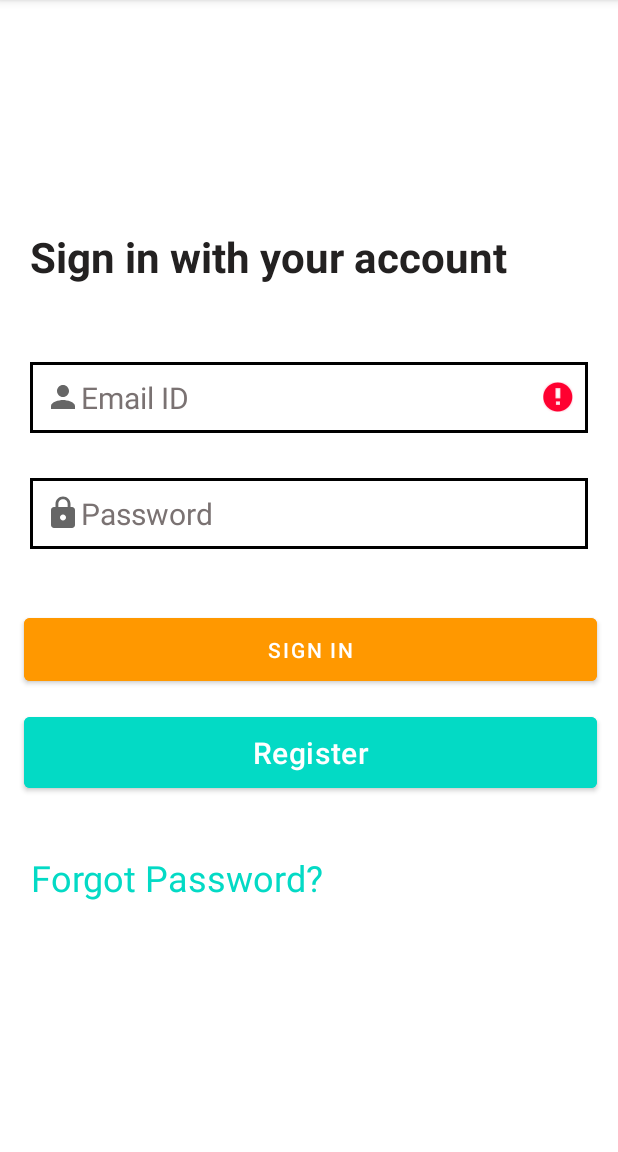
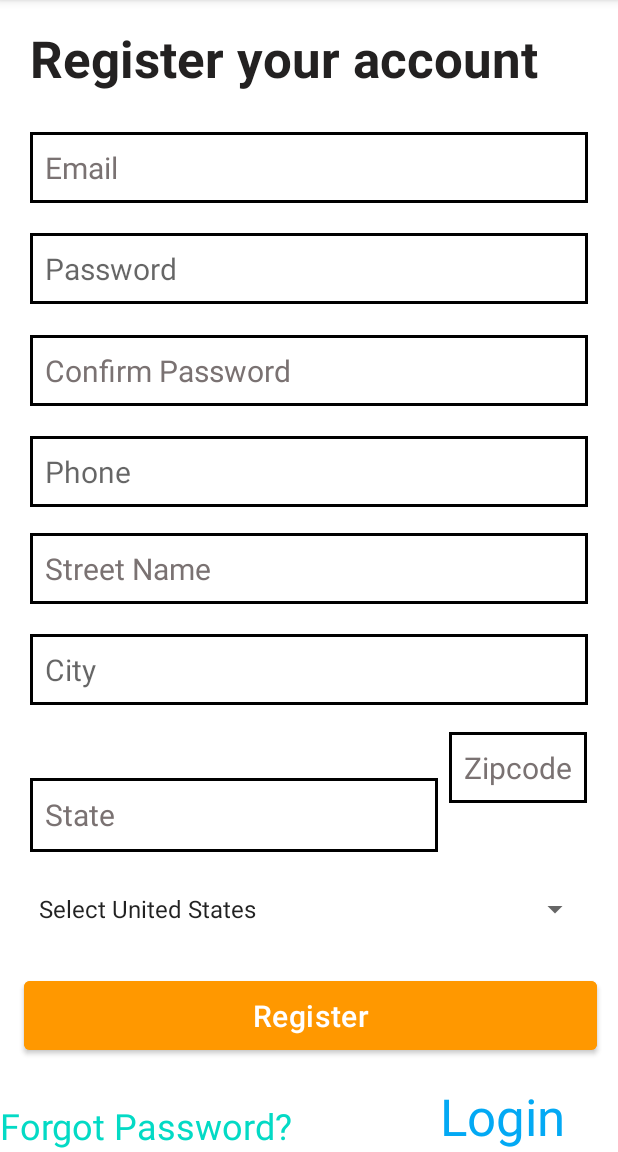
Before and after one commit to SwathiSW/SimpleQuestionnarieApplication, an Android app: the screen it shows after launch (Login before the commit, RegistrationActivity after it), after a tap on "Register", on a phone screen of 412 x 824 dp, the part 84-1236 px from its top. Run offline under Robolectric (Android 15) with nearby library versions, the phone set to English and light mode, and no system bars; 1 other tap on this screen came first.

Commit message:
upload on 18th april

```diff
--- a/app/build.gradle
+++ b/app/build.gradle
@@ -35,4 +35,7 @@ dependencies {
     testImplementation 'junit:junit:4.13.2'
     androidTestImplementation 'androidx.test.ext:junit:1.1.3'
     androidTestImplementation 'androidx.test.espresso:espresso-core:3.4.0'
+//    implementation 'com.basgeekball:awesome-validation:1.3'
+    implementation "androidx.room:room-runtime:2.4.2"
+    annotationProcessor "androidx.room:room-compiler:2.4.2"
 }
--- a/app/src/main/java/com/example/simplequestionnarieapplication/Login.java
+++ /dev/null
@@ -1,79 +0,0 @@
-package com.example.simplequestionnarieapplication;
-
-import android.content.Intent;
-import android.os.Bundle;
-import android.util.Patterns;
-import android.view.View;
-import android.widget.Button;
-import android.widget.EditText;
-import android.widget.TextView;
-
-import androidx.appcompat.app.AppCompatActivity;
-
-public class Login extends AppCompatActivity implements ExampleDialog.ExampleDialogListener {
-    EditText et_email;
-    EditText et_password;
-    Button btn_login;
-    Button btn_signIn;
-    TextView tv_forgotPassword;
-
-    @Override
-    protected void onCreate(Bundle savedInstanceState) {
-        super.onCreate(savedInstanceState);
-        setContentView(R.layout.activity_login);
-
-        et_email = (EditText) findViewById(R.id.et_email1);
-        et_password = (EditText) findViewById(R.id.et_password);
-        btn_login = (Button) findViewById(R.id.btn_login);
-         btn_signIn = (Button) findViewById(R.id.btn_signIn);
-         tv_forgotPassword = (TextView) findViewById(R.id.tv_forgotPassword);
-//      Calling on sign_in button
-        btn_login.setOnClickListener(new View.OnClickListener() {
-            @Override
-            public void onClick(View view) {
-                String email = et_email.getText().toString().trim();
-                String password = et_password.getText().toString().trim();
-
-                // Validation Checking
-                if (!Patterns.EMAIL_ADDRESS.matcher(email).matches()) {
-                    et_email.setError("Please provide valid Email Address");
-                    et_email.requestFocus();
-                    return;
-                }
-                if (password.isEmpty()) {
-                    et_email.setError("Password is required");
-                    et_password.requestFocus();
-                    return;
-                }
-                if (password.length() < 6) {
-                    et_email.setError("Min password length should be 6 characters!");
-                    et_password.requestFocus();
-                    return;
-                }
-
-            }
-        });
-        btn_signIn.setOnClickListener(new View.OnClickListener() {
-            @Override
-            public void onClick(View view) {
-                Intent intent = new Intent(getApplicationContext(),Registration.class);
-                startActivity(intent);
-            }
-        });
-       tv_forgotPassword.setOnClickListener(new View.OnClickListener() {
-           @Override
-           public void onClick(View view) {
-               openDialog();
-           }
-       });
-    }
-    public void openDialog() {
-        ExampleDialog exampleDialog = new ExampleDialog();
-        exampleDialog.show(getSupportFragmentManager(),"exampleDialog");
-
-    }
-    @Override
-    public void applyText(String et_email1) {
-        tv_forgotPassword.setText(et_email1);
-    }
-}
--- /dev/null
+++ b/app/src/main/java/com/example/simplequestionnarieapplication/database/UserDao.java
@@ -0,0 +1,20 @@
+package com.example.simplequestionnarieapplication.database;
+
+import androidx.room.Dao;
+import androidx.room.Insert;
+import androidx.room.Query;
+
+@Dao
+public interface  UserDao {
+
+    @Insert
+     void registerUser(UserEntity userEntity);
+
+    @Query("SELECT * from users where et_email=(:et_Email) and et_password=(:et_Password)")
+    UserEntity registerUser(String et_Email, String et_Password);
+
+
+    @Query("SELECT * from users where et_email=(:et_email) and et_password=(:et_password)")
+    UserEntity login(String et_email, String et_password);
+
+}
--- a/app/src/main/res/layout/activity_login.xml
+++ b/app/src/main/res/layout/activity_login.xml
@@ -22,7 +22,7 @@
 
 
     <TextView
-        android:id="@+id/tv_forgotPassword1"
+        android:id="@+id/tv_signAccount"
         android:layout_width="0dp"
         android:layout_height="wrap_content"
         android:layout_marginTop="152dp"
@@ -52,7 +52,7 @@
         app:layout_constraintEnd_toEndOf="@id/guidelineEnd"
         app:layout_constraintHorizontal_bias="1.0"
         app:layout_constraintStart_toStartOf="@id/guidelineStart"
-        app:layout_constraintTop_toBottomOf="@+id/tv_forgotPassword1"
+        app:layout_constraintTop_toBottomOf="@+id/tv_signAccount"
         app:layout_constraintVertical_bias="0.082" />
 
     <EditText
--- a/app/src/main/res/layout/activity_registration.xml
+++ b/app/src/main/res/layout/activity_registration.xml
@@ -19,6 +19,7 @@
         android:orientation="vertical"
         app:layout_constraintGuide_end="20dp" />
 
+
     <TextView
         android:id="@+id/tv_registrationPage"
         android:layout_width="0dp"
@@ -39,7 +40,7 @@
         android:layout_height="wrap_content"
         android:background="@drawable/text_borders"
         android:padding="10dp"
-        android:text="Email"
+        android:hint="Email"
         android:textColor="#8C6C6C"
         android:textColorHint="#7A7272"
         android:textSize="20sp"
@@ -57,7 +58,7 @@
         android:layout_marginTop="20dp"
         android:background="@drawable/text_borders"
         android:padding="10dp"
-        android:text="Password"
+        android:hint="Password"
         android:textColor="#857D7D"
         android:textSize="20sp"
         app:layout_constraintEnd_toEndOf="@id/guidelineEnd"
@@ -73,7 +74,7 @@
         android:layout_marginBottom="484dp"
         android:background="@drawable/text_borders"
         android:padding="10dp"
-        android:text="Confirm Password"
+        android:hint="Confirm Password"
         android:textColor="#8C6C6C"
         android:textColorHint="#7A7272"
         android:textSize="20sp"
@@ -91,7 +92,7 @@
         android:layout_marginTop="20dp"
         android:background="@drawable/text_borders"
         android:padding="10dp"
-        android:text="Phone"
+        android:hint="Phone"
         android:textColor="#857D7D"
         android:textSize="20sp"
         app:layout_constraintEnd_toEndOf="@id/guidelineEnd"
@@ -105,7 +106,7 @@
         android:layout_height="wrap_content"
         android:background="@drawable/text_borders"
         android:padding="10dp"
-        android:text="Street Name"
+        android:hint="Street Name"
         android:textColor="#8C6C6C"
         android:textColorHint="#7A7272"
         android:textSize="20sp"
@@ -123,7 +124,7 @@
         android:layout_marginTop="20dp"
         android:background="@drawable/text_borders"
         android:padding="10dp"
-        android:text="City"
+        android:hint="City"
         android:textColor="#857D7D"
         android:textSize="20sp"
         app:layout_constraintEnd_toEndOf="@id/guidelineEnd"
@@ -141,7 +142,7 @@
         android:orientation="horizontal"
         android:padding="10dp"
         android:paddingLeft="10dp"
-        android:text="State"
+        android:hint="State"
         android:textColor="#8C6C6C"
         android:textColorHint="#7A7272"
         android:textSize="20sp"
@@ -155,18 +156,19 @@
         android:layout_width="wrap_content"
         android:layout_height="wrap_content"
         android:layout_marginRight="10dp"
+        android:layout_marginBottom="60dp"
         android:background="@drawable/text_borders"
+        android:hint="Zipcode"
         android:padding="10dp"
-        android:text="Zipcode"
         android:textColor="#8C6C6C"
         android:textColorHint="#7A7272"
         android:textSize="20sp"
         app:layout_constraintBottom_toBottomOf="parent"
         app:layout_constraintEnd_toEndOf="parent"
-        app:layout_constraintHorizontal_bias="0.382"
+        app:layout_constraintHorizontal_bias="0.407"
         app:layout_constraintStart_toEndOf="@+id/et_state"
         app:layout_constraintTop_toBottomOf="@+id/et_city"
-        app:layout_constraintVertical_bias="0.095" />
+        app:layout_constraintVertical_bias="0.094" />
 
     <Button
         android:id="@+id/btn_register"
--- a/app/src/main/res/values/strings.xml
+++ b/app/src/main/res/values/strings.xml
@@ -1,3 +1,12 @@
 <resources>
     <string name="app_name">SimpleQuestionnarieApplication</string>
+    <string-array name="spinnerlist">
+        <item>Select United States</item>
+        <item>Australlia</item>
+        <item>Europe</item>
+        <item>England</item>
+        <item>India</item>
+        <item>London</item>
+    </string-array>
+
 </resources>
```
Also changed, not shown: app/src/main/AndroidManifest.xml (+15 -1 lines), app/src/main/java/com/example/simplequestionnarieapplication/ForgotPasswordDialog.java (renamed from app/src/main/java/com/example/simplequestionnarieapplication/ExampleDialog.java, +11 -5 lines), app/src/main/java/com/example/simplequestionnarieapplication/Registration.java (deleted, +0 -47 lines), app/src/main/java/com/example/simplequestionnarieapplication/activities/HomeActivity.java (added, +16 -0 lines), app/src/main/java/com/example/simplequestionnarieapplication/activities/LoginActivity.java (added, +111 -0 lines), app/src/main/java/com/example/simplequestionnarieapplication/activities/RegistrationActivity.java (added, +141 -0 lines), app/src/main/java/com/example/simplequestionnarieapplication/database/UserDatabase.java (added, +25 -0 lines), app/src/main/java/com/example/simplequestionnarieapplication/database/UserEntity.java (added, +96 -0 lines), app/src/main/res/layout/activity_home.xml (added, +37 -0 lines), app/src/main/res/layout/layout_dialog.xml (+35 -1 lines), 2 other files.
